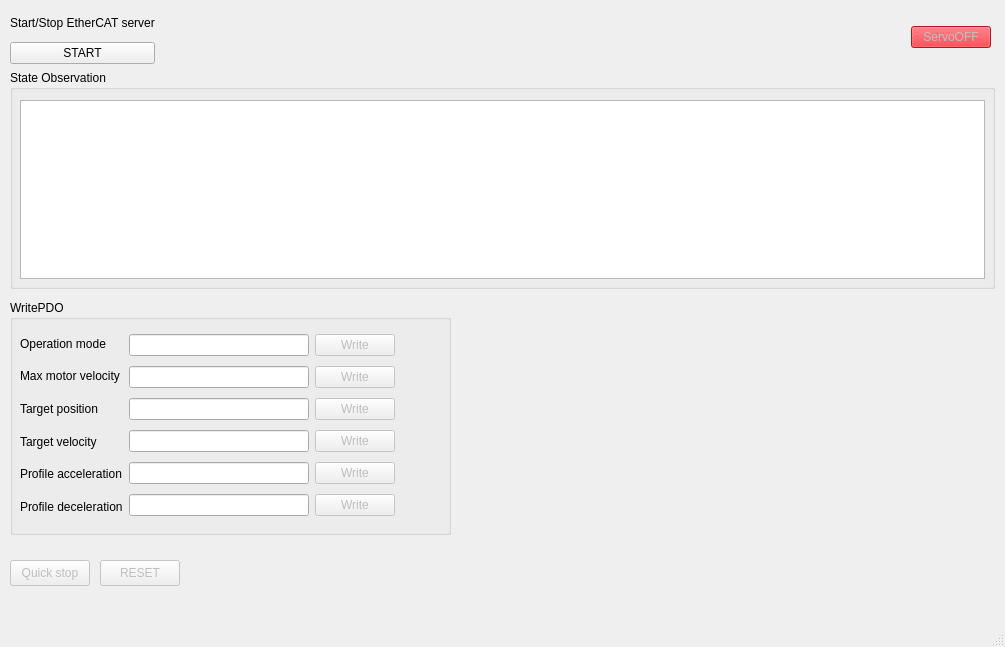
First picture: the form in mainwindow.ui, repository aplopin/ECMaster, before the edit.
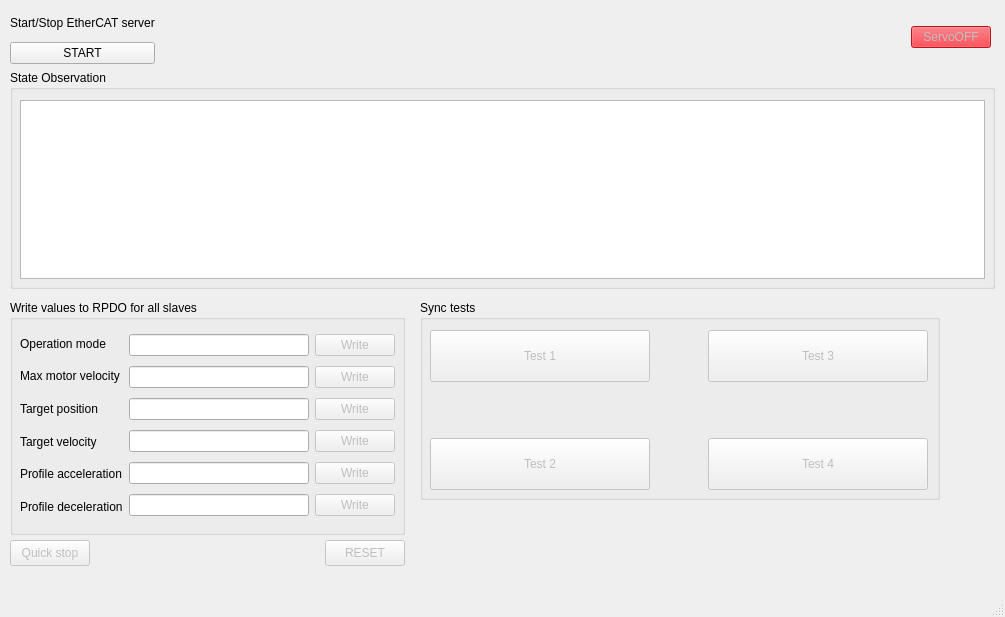
Second picture: the form after the edit.

Diff of the .ui file:
```diff
--- a/mainwindow.ui
+++ b/mainwindow.ui
@@ -7,7 +7,7 @@
     <x>0</x>
     <y>0</y>
     <width>1005</width>
-    <height>647</height>
+    <height>617</height>
    </rect>
   </property>
   <property name="sizePolicy">
@@ -216,7 +216,7 @@
     <property name="geometry">
      <rect>
       <x>10</x>
-      <y>560</y>
+      <y>540</y>
       <width>80</width>
       <height>26</height>
      </rect>
@@ -231,8 +231,8 @@
     </property>
     <property name="geometry">
      <rect>
-      <x>100</x>
-      <y>560</y>
+      <x>325</x>
+      <y>540</y>
       <width>80</width>
       <height>26</height>
      </rect>
@@ -246,12 +246,12 @@
      <rect>
       <x>10</x>
       <y>300</y>
-      <width>441</width>
+      <width>395</width>
       <height>235</height>
      </rect>
     </property>
     <property name="title">
-     <string>WritePDO</string>
+     <string>Write values to RPDO for all slaves</string>
     </property>
     <widget class="QWidget" name="layoutWidget">
      <property name="geometry">
@@ -398,6 +398,178 @@
      </layout>
     </widget>
    </widget>
+   <widget class="QGroupBox" name="groupBox_3">
+    <property name="geometry">
+     <rect>
+      <x>420</x>
+      <y>300</y>
+      <width>520</width>
+      <height>200</height>
+     </rect>
+    </property>
+    <property name="title">
+     <string>Sync tests</string>
+    </property>
+    <widget class="QWidget" name="">
+     <property name="geometry">
+      <rect>
+       <x>10</x>
+       <y>30</y>
+       <width>498</width>
+       <height>160</height>
+      </rect>
+     </property>
+     <layout class="QHBoxLayout" name="horizontalLayout_2">
+      <item>
+       <layout class="QVBoxLayout" name="verticalLayout_2">
+        <item>
+         <widget class="QPushButton" name="btnTest1">
+          <property name="enabled">
+           <bool>false</bool>
+          </property>
+          <property name="sizePolicy">
+           <sizepolicy hsizetype="Fixed" vsizetype="Fixed">
+            <horstretch>0</horstretch>
+            <verstretch>0</verstretch>
+           </sizepolicy>
+          </property>
+          <property name="minimumSize">
+           <size>
+            <width>220</width>
+            <height>52</height>
+           </size>
+          </property>
+          <property name="maximumSize">
+           <size>
+            <width>220</width>
+            <height>52</height>
+           </size>
+          </property>
+          <property name="text">
+           <string>Test 1</string>
+          </property>
+         </widget>
+        </item>
+        <item>
+         <spacer name="verticalSpacer">
+          <property name="orientation">
+           <enum>Qt::Vertical</enum>
+          </property>
+          <property name="sizeHint" stdset="0">
+           <size>
+            <width>20</width>
+            <height>40</height>
+           </size>
+          </property>
+         </spacer>
+        </item>
+        <item>
+         <widget class="QPushButton" name="btnTest2">
+          <property name="enabled">
+           <bool>false</bool>
+          </property>
+          <property name="sizePolicy">
+           <sizepolicy hsizetype="Fixed" vsizetype="Fixed">
+            <horstretch>0</horstretch>
+            <verstretch>0</verstretch>
+           </sizepolicy>
+          </property>
+          <property name="minimumSize">
+           <size>
+            <width>220</width>
+            <height>52</height>
+           </size>
+          </property>
+          <property name="maximumSize">
+           <size>
+            <width>220</width>
+            <height>52</height>
+           </size>
+          </property>
+          <property name="text">
+           <string>Test 2</string>
+          </property>
+         </widget>
+        </item>
+       </layout>
+      </item>
+      <item>
+       <spacer name="horizontalSpacer_2">
+        <property name="orientation">
+         <enum>Qt::Horizontal</enum>
+        </property>
+        <property name="sizeHint" stdset="0">
+         <size>
+          <width>40</width>
+          <height>20</height>
+         </size>
+        </property>
+       </spacer>
+      </item>
+      <item>
+       <layout class="QVBoxLayout" name="verticalLayout_3">
+        <item>
+         <widget class="QPushButton" name="btnTest3">
+          <property name="enabled">
+           <bool>false</bool>
+          </property>
+          <property name="minimumSize">
+           <size>
+            <width>220</width>
+            <height>52</height>
+           </size>
+          </property>
+          <property name="maximumSize">
+           <size>
+            <width>220</width>
+            <height>52</height>
+           </size>
+          </property>
+          <property name="text">
+           <string>Test 3</string>
+          </property>
+         </widget>
+        </item>
+        <item>
+         <spacer name="verticalSpacer_2">
+          <property name="orientation">
+           <enum>Qt::Vertical</enum>
+          </property>
+          <property name="sizeHint" stdset="0">
+           <size>
+            <width>20</width>
+            <height>40</height>
+           </size>
+          </property>
+         </spacer>
+        </item>
+        <item>
+         <widget class="QPushButton" name="btnTest4">
+          <property name="enabled">
+           <bool>false</bool>
+          </property>
+          <property name="minimumSize">
+           <size>
+            <width>220</width>
+            <height>52</height>
+           </size>
+          </property>
+          <property name="maximumSize">
+           <size>
+            <width>220</width>
+            <height>52</height>
+           </size>
+          </property>
+          <property name="text">
+           <string>Test 4</string>
+          </property>
+         </widget>
+        </item>
+       </layout>
+      </item>
+     </layout>
+    </widget>
+   </widget>
   </widget>
   <widget class="QMenuBar" name="menubar">
    <property name="geometry">
```
